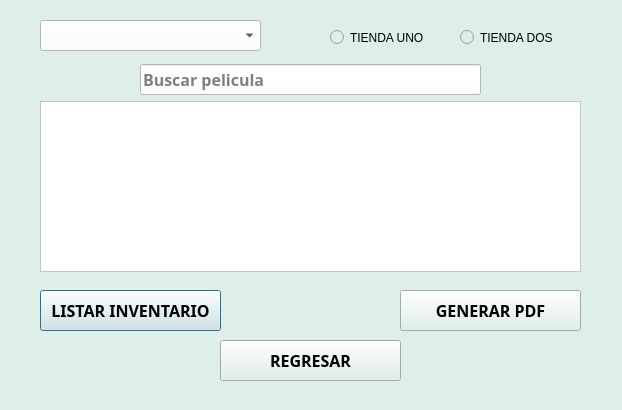
Before: the Qt Designer form interfaz/Inventario.ui in eldaniell01/windows_python, drawn with Qt 5.
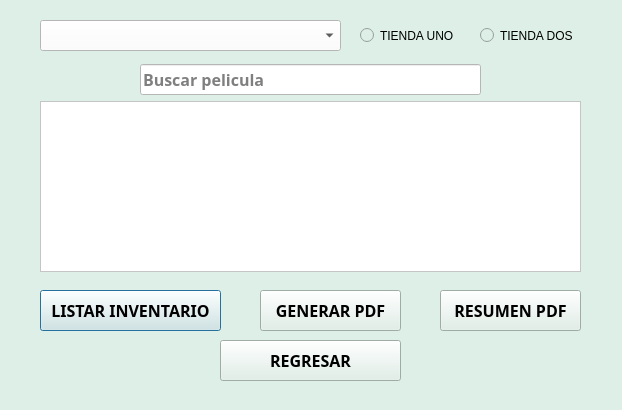
After: the same form once the commit is applied.

Commit message: inventario de peliculas

```diff
--- a/interfaz/Inventario.ui
+++ b/interfaz/Inventario.ui
@@ -39,9 +39,9 @@
   <widget class="QPushButton" name="btnpdf">
    <property name="geometry">
     <rect>
-     <x>400</x>
+     <x>260</x>
      <y>290</y>
-     <width>181</width>
+     <width>141</width>
      <height>41</height>
     </rect>
    </property>
@@ -81,14 +81,14 @@
     <rect>
      <x>40</x>
      <y>20</y>
-     <width>221</width>
+     <width>301</width>
      <height>31</height>
     </rect>
    </property>
    <property name="font">
     <font>
      <family>Hack Nerd Font Mono</family>
-     <pointsize>11</pointsize>
+     <pointsize>10</pointsize>
      <bold>true</bold>
     </font>
    </property>
@@ -102,8 +102,8 @@
   <widget class="QRadioButton" name="store1">
    <property name="geometry">
     <rect>
-     <x>330</x>
-     <y>22</y>
+     <x>360</x>
+     <y>20</y>
      <width>96</width>
      <height>31</height>
     </rect>
@@ -115,8 +115,8 @@
   <widget class="QRadioButton" name="store2">
    <property name="geometry">
     <rect>
-     <x>460</x>
-     <y>22</y>
+     <x>480</x>
+     <y>20</y>
      <width>96</width>
      <height>31</height>
     </rect>
@@ -168,6 +168,26 @@
     <string>REGRESAR</string>
    </property>
   </widget>
+  <widget class="QPushButton" name="btnpdf_2">
+   <property name="geometry">
+    <rect>
+     <x>440</x>
+     <y>290</y>
+     <width>141</width>
+     <height>41</height>
+    </rect>
+   </property>
+   <property name="font">
+    <font>
+     <family>Hack Nerd Font Mono</family>
+     <pointsize>12</pointsize>
+     <bold>true</bold>
+    </font>
+   </property>
+   <property name="text">
+    <string>RESUMEN PDF</string>
+   </property>
+  </widget>
  </widget>
  <resources/>
  <connections/>
```
The commit also changes 7 other files.
